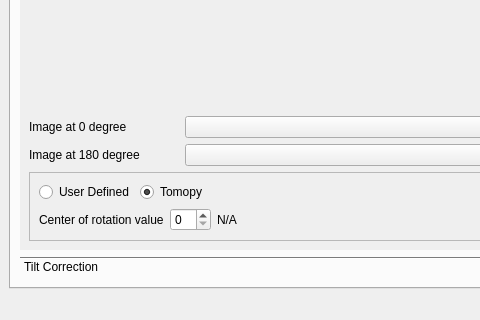
First picture: the form in src/ui/main_application.ui, repository ornlneutronimaging/pyMBIR_UI, before the edit; both pictures show x 0 to 480 and y 537 to 857 of the 1069 by 857 pixel window.
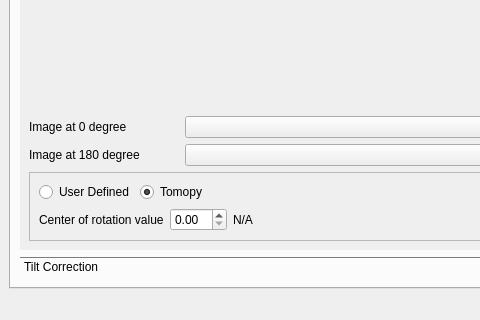
Second picture: the form after the edit. The open tabs and pages were chosen to show the change. Icons and pictures are not drawn.

Commit message: center of rotation now accepts floating values. this refs #6

```diff
--- a/src/ui/main_application.ui
+++ b/src/ui/main_application.ui
@@ -510,7 +510,7 @@
                   </widget>
                  </item>
                  <item>
-                  <widget class="QSpinBox" name="center_of_rotation_user_defined_spinBox"/>
+                  <widget class="QDoubleSpinBox" name="center_of_rotation_user_defined_doubleSpinBox"/>
                  </item>
                  <item>
                   <widget class="QLabel" name="center_of_rotation_calculated_label">
```
Left out of the diff: 10 changed lines with no effect on the pictures. The commit also changes 2 other files.
